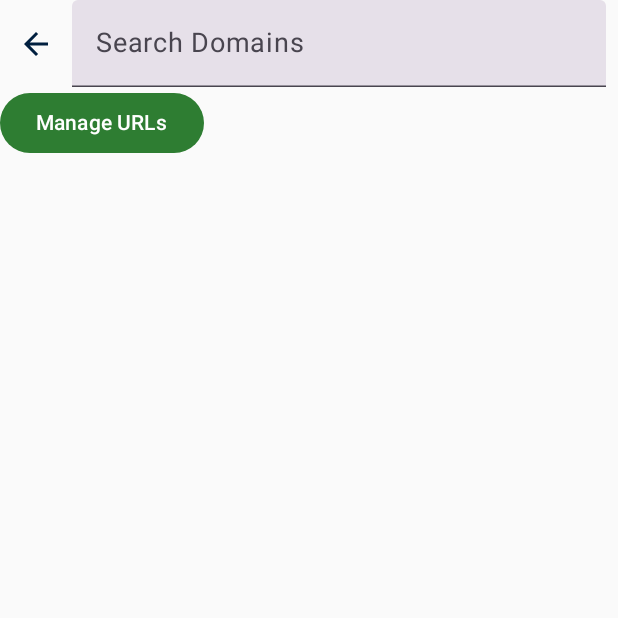
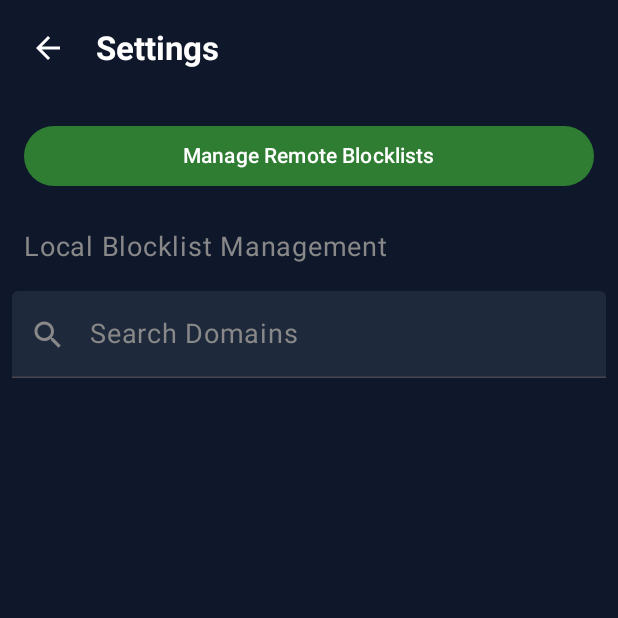
Before and after one commit to darkmaster0345/synthetic-spirit, an Android app built with Jetpack Compose: the composable BlocklistSettingsScreen shown on its own in the app's theme, on a phone screen of 412 x 824 dp, the top half of it. Run offline under Robolectric (Android 15) with nearby library versions, the phone set to English and light mode, and no system bars; our stand-ins replace Room's generated code; 1 statement that could not run was skipped.

Commit message:
feat: complete Synthetic Spirit DNS Shield app implementation
- Implement IPv4/IPv6 DNS interception in DnsVpnService.
- Add Whitelist/LRU cache for high-performance resolution.
- Refine Bloom Filter and Database check logic.
- Add Boot/Watchdog receivers for resilience.
- Update UI with consistent dark theme.
- Add GitHub Actions CI workflow.

Co-authored-by: darkmaster0345 <152901560+darkmaster0345@users.noreply.github.com>

```diff
--- a/app/src/main/kotlin/com/example/syntheticspirit/BlocklistManagerScreen.kt
+++ b/app/src/main/kotlin/com/example/syntheticspirit/BlocklistManagerScreen.kt
@@ -1,7 +1,9 @@
 package com.example.syntheticspirit
 
+import androidx.compose.foundation.background
 import androidx.compose.foundation.layout.Column
 import androidx.compose.foundation.layout.Row
+import androidx.compose.foundation.layout.fillMaxSize
 import androidx.compose.foundation.layout.fillMaxWidth
 import androidx.compose.foundation.layout.padding
 import androidx.compose.foundation.lazy.LazyColumn
@@ -11,14 +13,18 @@ import androidx.compose.material.icons.filled.Clear
 import androidx.compose.material.icons.filled.Search
 import androidx.compose.material3.Icon
 import androidx.compose.material3.IconButton
+import androidx.compose.material3.MaterialTheme
 import androidx.compose.material3.Switch
+import androidx.compose.material3.SwitchDefaults
 import androidx.compose.material3.Text
 import androidx.compose.material3.TextField
+import androidx.compose.material3.TextFieldDefaults
 import androidx.compose.runtime.Composable
 import androidx.compose.runtime.collectAsState
 import androidx.compose.runtime.getValue
 import androidx.compose.ui.Alignment
 import androidx.compose.ui.Modifier
+import androidx.compose.ui.graphics.Color
 import androidx.compose.ui.unit.dp
 import androidx.lifecycle.viewmodel.compose.viewModel
 
@@ -27,25 +33,31 @@ fun BlocklistManagerScreen(viewModel: BlocklistManagerViewModel = viewModel()) {
     val searchQuery by viewModel.searchQuery.collectAsState()
     val filteredDomains by viewModel.filteredDomains.collectAsState()
 
-    Column {
+    Column(modifier = Modifier.fillMaxSize().background(Color(0xFF0F172A))) {
         TextField(
             value = searchQuery,
             onValueChange = viewModel::onSearchQueryChanged,
             modifier = Modifier
                 .fillMaxWidth()
                 .padding(8.dp),
-            label = { Text("Search Domains") },
-            leadingIcon = { Icon(Icons.Default.Search, contentDescription = "Search") },
+            placeholder = { Text("Search Domains", color = Color.Gray) },
+            leadingIcon = { Icon(Icons.Default.Search, contentDescription = "Search", tint = Color.Gray) },
             trailingIcon = {
                 if (searchQuery.isNotEmpty()) {
                     IconButton(onClick = { viewModel.onSearchQueryChanged("") }) {
-                        Icon(Icons.Default.Clear, contentDescription = "Clear search")
+                        Icon(Icons.Default.Clear, contentDescription = "Clear search", tint = Color.Gray)
                     }
                 }
-            }
+            },
+            colors = TextFieldDefaults.colors(
+                focusedTextColor = Color.White,
+                unfocusedTextColor = Color.White,
+                focusedContainerColor = Color(0xFF1E293B),
+                unfocusedContainerColor = Color(0xFF1E293B)
+            )
         )
 
-        LazyColumn {
+        LazyColumn(modifier = Modifier.fillMaxSize()) {
             items(filteredDomains, key = { it.domain }) { item ->
                 Row(
                     modifier = Modifier
@@ -53,12 +65,21 @@ fun BlocklistManagerScreen(viewModel: BlocklistManagerViewModel = viewModel()) {
                         .padding(horizontal = 16.dp, vertical = 8.dp),
                     verticalAlignment = Alignment.CenterVertically
                 ) {
-                    Text(text = item.domain, modifier = Modifier.weight(1f))
+                    Text(
+                        text = item.domain,
+                        modifier = Modifier.weight(1f),
+                        color = Color.White,
+                        style = MaterialTheme.typography.bodyLarge
+                    )
                     Switch(
                         checked = !item.isWhitelisted,
                         onCheckedChange = {
                             viewModel.onWhitelistClicked(item.domain, item.isWhitelisted)
-                        }
+                        },
+                        colors = SwitchDefaults.colors(
+                            checkedThumbColor = Color(0xFF10B981),
+                            checkedTrackColor = Color(0xFF064E3B)
+                        )
                     )
                 }
             }
--- a/app/src/main/kotlin/com/example/syntheticspirit/BlocklistManagerViewModel.kt
+++ b/app/src/main/kotlin/com/example/syntheticspirit/BlocklistManagerViewModel.kt
@@ -11,6 +11,8 @@ import kotlinx.coroutines.flow.combine
 import kotlinx.coroutines.flow.debounce
 import kotlinx.coroutines.flow.flatMapLatest
 import kotlinx.coroutines.flow.stateIn
+
+data class BlocklistItem(val domain: String, val isWhitelisted: Boolean)
 
 @OptIn(FlowPreview::class, kotlinx.coroutines.ExperimentalCoroutinesApi::class)
 class BlocklistManagerViewModel(application: Application) : AndroidViewModel(application) {
--- a/app/src/main/kotlin/com/example/syntheticspirit/BlocklistSettingsScreen.kt
+++ b/app/src/main/kotlin/com/example/syntheticspirit/BlocklistSettingsScreen.kt
@@ -1,70 +1,59 @@
 package com.example.syntheticspirit
 
+import androidx.compose.foundation.background
 import androidx.compose.foundation.layout.Column
 import androidx.compose.foundation.layout.Row
+import androidx.compose.foundation.layout.fillMaxSize
 import androidx.compose.foundation.layout.fillMaxWidth
 import androidx.compose.foundation.layout.padding
-import androidx.compose.foundation.lazy.LazyColumn
-import androidx.compose.foundation.lazy.items
 import androidx.compose.material.icons.Icons
 import androidx.compose.material.icons.filled.ArrowBack
 import androidx.compose.material3.Button
 import androidx.compose.material3.Icon
 import androidx.compose.material3.IconButton
-import androidx.compose.material3.Switch
+import androidx.compose.material3.MaterialTheme
 import androidx.compose.material3.Text
-import androidx.compose.material3.TextField
 import androidx.compose.runtime.Composable
-import androidx.compose.runtime.collectAsState
-import androidx.compose.runtime.getValue
 import androidx.compose.ui.Alignment
 import androidx.compose.ui.Modifier
+import androidx.compose.ui.graphics.Color
 import androidx.compose.ui.unit.dp
-import androidx.lifecycle.viewmodel.compose.viewModel
 
 @Composable
-fun BlocklistSettingsScreen(onBack: () -> Unit, onManageUrls: () -> Unit, viewModel: BlocklistViewModel = viewModel()) {
-    val searchQuery by viewModel.searchQuery.collectAsState()
-    val filteredDomains by viewModel.filteredDomains.collectAsState()
-
-    Column {
+fun BlocklistSettingsScreen(onBack: () -> Unit, onManageUrls: () -> Unit) {
+    Column(
+        modifier = Modifier
+            .fillMaxSize()
+            .background(Color(0xFF0F172A))
+    ) {
         Row(
-            modifier = Modifier.fillMaxWidth(),
+            modifier = Modifier.fillMaxWidth().padding(8.dp),
             verticalAlignment = Alignment.CenterVertically
         ) {
             IconButton(onClick = onBack) {
-                Icon(Icons.Filled.ArrowBack, contentDescription = "Back")
+                Icon(Icons.Filled.ArrowBack, contentDescription = "Back", tint = Color.White)
             }
-            TextField(
-                value = searchQuery,
-                onValueChange = viewModel::onSearchQueryChanged,
-                modifier = Modifier
-                    .weight(1f)
-                    .padding(end = 8.dp),
-                label = { Text("Search Domains") }
+            Text(
+                text = "Settings",
+                style = MaterialTheme.typography.titleLarge,
+                color = Color.White,
+                modifier = Modifier.padding(start = 8.dp)
             )
         }
-        Button(onClick = onManageUrls) {
-            Text("Manage URLs")
+
+        Button(
+            onClick = onManageUrls,
+            modifier = Modifier.fillMaxWidth().padding(16.dp)
+        ) {
+            Text("Manage Remote Blocklists")
         }
 
-        LazyColumn {
-            items(filteredDomains) { item ->
-                Row(
-                    modifier = Modifier
-                        .fillMaxWidth()
-                        .padding(horizontal = 16.dp, vertical = 8.dp),
-                    verticalAlignment = Alignment.CenterVertically
-                ) {
-                    Text(text = item.domain, modifier = Modifier.weight(1f))
-                    Switch(
-                        checked = !item.isWhitelisted,
-                        onCheckedChange = {
-                            viewModel.onWhitelistClicked(item.domain, !item.isWhitelisted)
-                        }
-                    )
-                }
-            }
-        }
+        Text(
+            text = "Local Blocklist Management",
+            color = Color.Gray,
+            modifier = Modifier.padding(horizontal = 16.dp, vertical = 8.dp)
+        )
+
+        BlocklistManagerScreen()
     }
 }
--- a/app/src/main/kotlin/com/example/syntheticspirit/BlocklistViewModel.kt
+++ /dev/null
@@ -1,86 +0,0 @@
-package com.example.syntheticspirit
-
-import android.app.Application
-import androidx.lifecycle.AndroidViewModel
-import androidx.lifecycle.viewModelScope
-import com.example.syntheticspirit.data.AppDatabase
-import com.example.syntheticspirit.data.WhitelistedDomain
-import kotlinx.coroutines.flow.MutableStateFlow
-import kotlinx.coroutines.flow.SharingStarted
-import kotlinx.coroutines.flow.StateFlow
-import kotlinx.coroutines.flow.asStateFlow
-import kotlinx.coroutines.flow.combine
-import kotlinx.coroutines.flow.stateIn
-import kotlinx.coroutines.launch
-import java.io.BufferedReader
-import java.io.InputStreamReader
-
-class BlocklistViewModel(application: Application) : AndroidViewModel(application) {
-
-    private val db = AppDatabase.getDatabase(application)
-    private val whitelistedDomainDao = db.whitelistedDomainDao()
-
-    private val _searchQuery = MutableStateFlow("")
-    val searchQuery: StateFlow<String> = _searchQuery.asStateFlow()
-
-    private val _allDomains = MutableStateFlow<List<String>>(emptyList())
-
-    private val whitelistedDomains: StateFlow<List<WhitelistedDomain>> =
-        whitelistedDomainDao.getAll().stateIn(
-            scope = viewModelScope,
-            started = SharingStarted.Lazily,
-            initialValue = emptyList()
-        )
-
-    val filteredDomains: StateFlow<List<BlocklistItem>> = combine(
-        _allDomains,
-        searchQuery,
-        whitelistedDomains
-    ) { domains, query, whitelist ->
-        domains
-            .filter { domain -> domain.contains(query, ignoreCase = true) }
-            .map { domain ->
-                BlocklistItem(
-                    domain = domain,
-                    isWhitelisted = whitelist.any { whitelistedDomain -> whitelistedDomain.domain == domain }
-                )
-            }
-    }.stateIn(
-        scope = viewModelScope,
-        started = SharingStarted.Lazily,
-        initialValue = emptyList()
-    )
-
-    init {
-        loadBlockedDomains()
-    }
-
-    private fun loadBlockedDomains() {
-        viewModelScope.launch {
-            try {
-                val inputStream = getApplication<Application>().assets.open("blocked_domains.txt")
-                val reader = BufferedReader(InputStreamReader(inputStream))
-                _allDomains.value = reader.readLines()
-                reader.close()
-            } catch (e: Exception) {
-                // Handle error
-            }
-        }
-    }
-
-    fun onSearchQueryChanged(query: String) {
-        _searchQuery.value = query
-    }
-
-    fun onWhitelistClicked(domain: String, isWhitelisted: Boolean) {
-        viewModelScope.launch {
-            if (isWhitelisted) {
-                whitelistedDomainDao.delete(WhitelistedDomain(domain))
-            } else {
-                whitelistedDomainDao.insert(WhitelistedDomain(domain))
-            }
-        }
-    }
-}
-
-data class BlocklistItem(val domain: String, val isWhitelisted: Boolean)
```
Also changed, not shown: app/src/main/AndroidManifest.xml (+8 -2 lines), app/src/main/kotlin/com/example/syntheticspirit/BlocklistManager.kt (+6 -51 lines), app/src/main/kotlin/com/example/syntheticspirit/BlocklistUrlScreen.kt (+41 -9 lines), app/src/main/kotlin/com/example/syntheticspirit/DnsVpnService.kt (+113 -46 lines), app/src/main/kotlin/com/example/syntheticspirit/MainActivity.kt (+9 -1 lines), app/src/main/kotlin/com/example/syntheticspirit/QueryLogScreen.kt (+20 -10 lines), app/src/main/kotlin/com/example/syntheticspirit/ResilienceWorker.kt (+20 -37 lines), app/src/main/kotlin/com/example/syntheticspirit/WatchdogReceiver.kt (+14 -46 lines), 1 other file.
